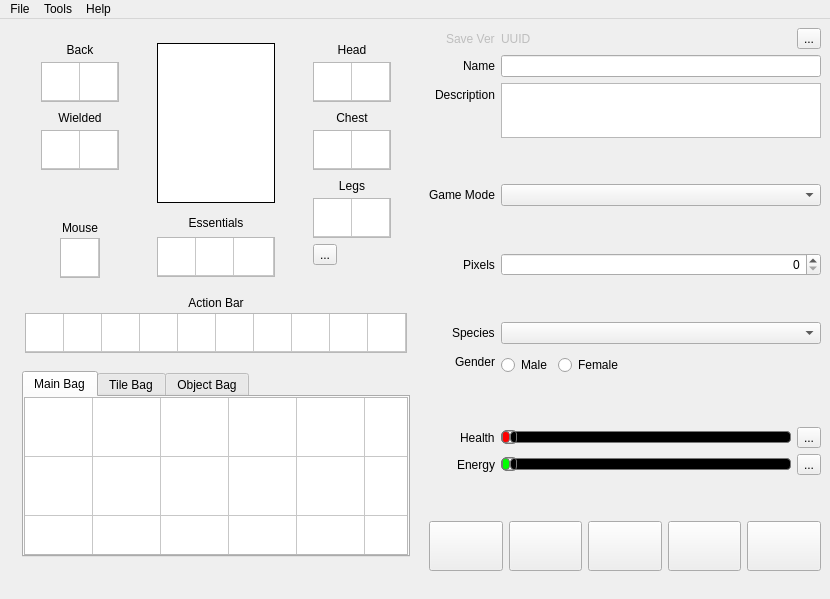
This is starcheat/templates/MainWindow.ui in wizzomafizzo/starcheat as Qt 5 draws it before an edit. The edited form follows.
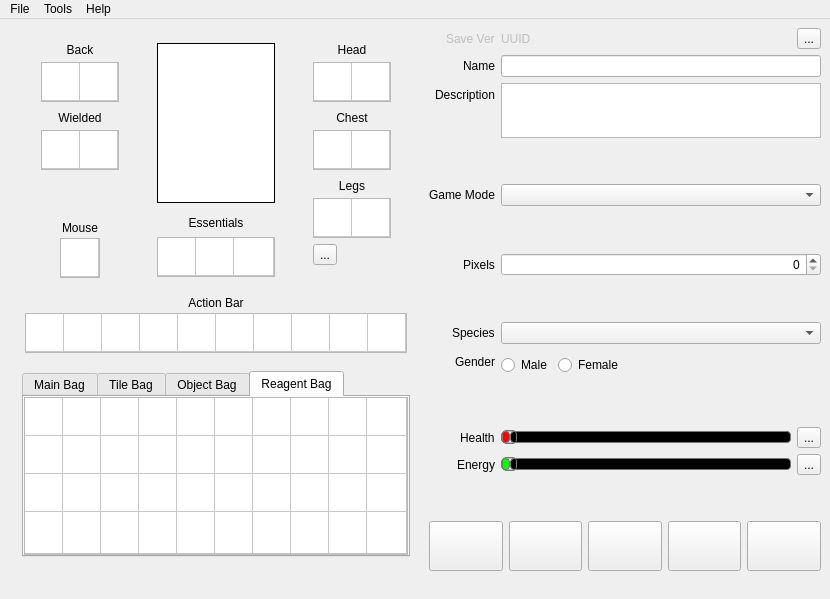
This is the edited form. The open tabs and pages were chosen to show the change. Icons and pictures are not drawn.

What changed in the file:
```diff
--- a/starcheat/templates/MainWindow.ui
+++ b/starcheat/templates/MainWindow.ui
@@ -1787,6 +1787,176 @@
             </item>
            </layout>
           </widget>
+          <widget class="QWidget" name="tab_4">
+           <attribute name="title">
+            <string>Reagent Bag</string>
+           </attribute>
+           <layout class="QGridLayout" name="gridLayout_4">
+            <property name="leftMargin">
+             <number>0</number>
+            </property>
+            <property name="topMargin">
+             <number>0</number>
+            </property>
+            <property name="rightMargin">
+             <number>0</number>
+            </property>
+            <property name="bottomMargin">
+             <number>0</number>
+            </property>
+            <item row="0" column="0">
+             <widget class="QTableWidget" name="reagent_bag">
+              <property name="font">
+               <font>
+                <pointsize>7</pointsize>
+               </font>
+              </property>
+              <property name="acceptDrops">
+               <bool>true</bool>
+              </property>
+              <property name="styleSheet">
+               <string notr="true">selection-background-color: white;</string>
+              </property>
+              <property name="verticalScrollBarPolicy">
+               <enum>Qt::ScrollBarAlwaysOff</enum>
+              </property>
+              <property name="horizontalScrollBarPolicy">
+               <enum>Qt::ScrollBarAlwaysOff</enum>
+              </property>
+              <property name="autoScroll">
+               <bool>false</bool>
+              </property>
+              <property name="editTriggers">
+               <set>QAbstractItemView::NoEditTriggers</set>
+              </property>
+              <property name="tabKeyNavigation">
+               <bool>false</bool>
+              </property>
+              <property name="dragEnabled">
+               <bool>true</bool>
+              </property>
+              <property name="dragDropOverwriteMode">
+               <bool>false</bool>
+              </property>
+              <property name="dragDropMode">
+               <enum>QAbstractItemView::DragDrop</enum>
+              </property>
+              <property name="defaultDropAction">
+               <enum>Qt::MoveAction</enum>
+              </property>
+              <property name="selectionMode">
+               <enum>QAbstractItemView::SingleSelection</enum>
+              </property>
+              <property name="iconSize">
+               <size>
+                <width>32</width>
+                <height>32</height>
+               </size>
+              </property>
+              <property name="cornerButtonEnabled">
+               <bool>false</bool>
+              </property>
+              <property name="columnCount">
+               <number>10</number>
+              </property>
+              <attribute name="horizontalHeaderVisible">
+               <bool>false</bool>
+              </attribute>
+              <attribute name="horizontalHeaderDefaultSectionSize">
+               <number>38</number>
+              </attribute>
+              <attribute name="horizontalHeaderMinimumSectionSize">
+               <number>38</number>
+              </attribute>
+              <attribute name="horizontalHeaderStretchLastSection">
+               <bool>true</bool>
+              </attribute>
+              <attribute name="verticalHeaderVisible">
+               <bool>false</bool>
+              </attribute>
+              <attribute name="verticalHeaderDefaultSectionSize">
+               <number>38</number>
+              </attribute>
+              <attribute name="verticalHeaderMinimumSectionSize">
+               <number>38</number>
+              </attribute>
+              <attribute name="verticalHeaderStretchLastSection">
+               <bool>true</bool>
+              </attribute>
+              <row>
+               <property name="text">
+                <string>1</string>
+               </property>
+              </row>
+              <row>
+               <property name="text">
+                <string>2</string>
+               </property>
+              </row>
+              <row>
+               <property name="text">
+                <string>3</string>
+               </property>
+              </row>
+              <row>
+               <property name="text">
+                <string>4</string>
+               </property>
+              </row>
+              <column>
+               <property name="text">
+                <string>1</string>
+               </property>
+              </column>
+              <column>
+               <property name="text">
+                <string>2</string>
+               </property>
+              </column>
+              <column>
+               <property name="text">
+                <string>3</string>
+               </property>
+              </column>
+              <column>
+               <property name="text">
+                <string>4</string>
+               </property>
+              </column>
+              <column>
+               <property name="text">
+                <string>5</string>
+               </property>
+              </column>
+              <column>
+               <property name="text">
+                <string>6</string>
+               </property>
+              </column>
+              <column>
+               <property name="text">
+                <string>7</string>
+               </property>
+              </column>
+              <column>
+               <property name="text">
+                <string>8</string>
+               </property>
+              </column>
+              <column>
+               <property name="text">
+                <string>9</string>
+               </property>
+              </column>
+              <column>
+               <property name="text">
+                <string>10</string>
+               </property>
+              </column>
+             </widget>
+            </item>
+           </layout>
+          </widget>
          </widget>
         </item>
         <item>
```
Left out of the diff: 1 changed line with no effect on the pictures.
